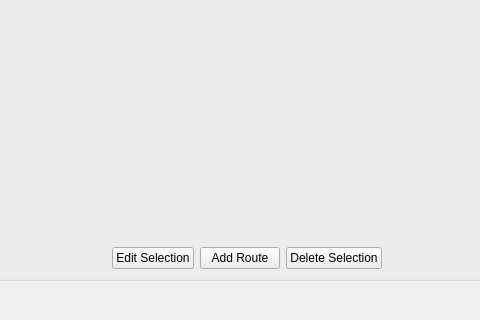
Qt form src/ui/editors/w_RoutesEditor.ui (darsvador/qvssr) before a commit; both pictures show x 122 to 602 and y 420 to 740 of the 1100 by 740 pixel window.
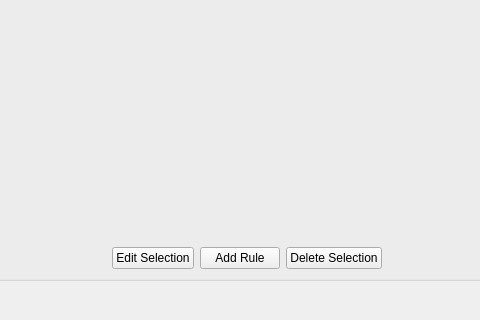
The same form after that commit. The open tabs and pages were chosen to show the change.

```diff
--- a/src/ui/editors/w_RoutesEditor.ui
+++ b/src/ui/editors/w_RoutesEditor.ui
@@ -227,7 +227,7 @@
            <string>Add new route</string>
           </property>
           <property name="text">
-           <string>Add Route</string>
+           <string>Add Rule</string>
           </property>
          </widget>
         </item>
```
Left out of the diff: 27 changed lines with no effect on the pictures.
